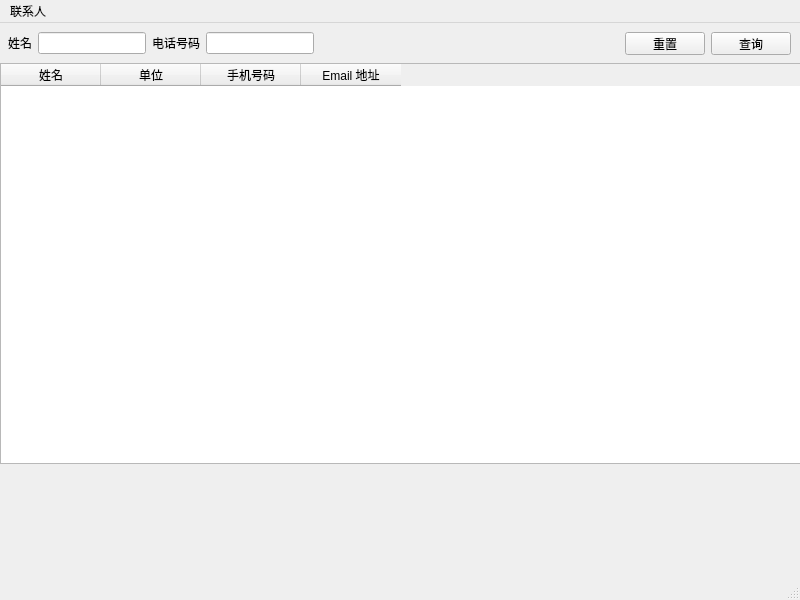
Before: the Qt Designer form mainwindow.ui in suxil/qt-contact-sys, drawn with Qt 5.
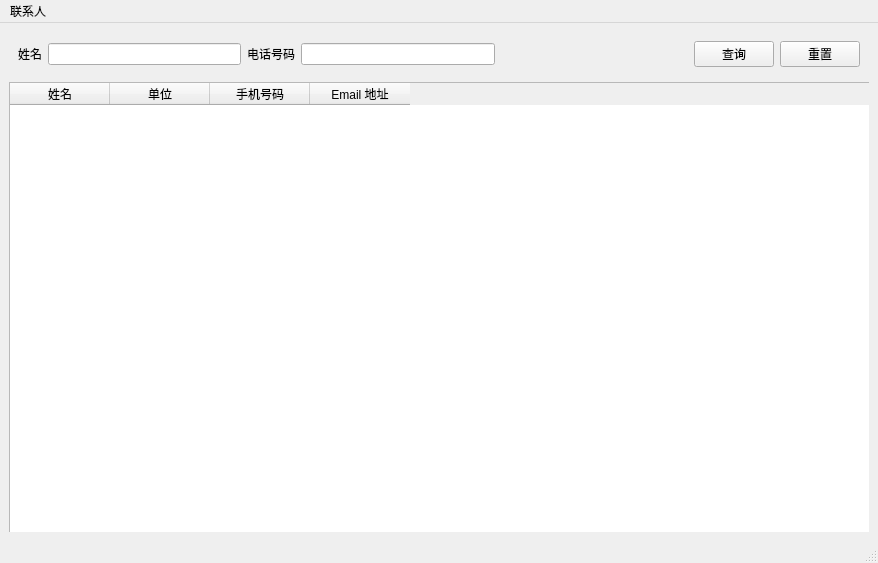
After: the same form once the commit is applied.

Diff of the .ui file:
```diff
--- a/mainwindow.ui
+++ b/mainwindow.ui
@@ -6,131 +6,68 @@
    <rect>
     <x>0</x>
     <y>0</y>
-    <width>800</width>
-    <height>600</height>
+    <width>878</width>
+    <height>563</height>
    </rect>
   </property>
+  <property name="sizePolicy">
+   <sizepolicy hsizetype="Maximum" vsizetype="Maximum">
+    <horstretch>0</horstretch>
+    <verstretch>0</verstretch>
+   </sizepolicy>
+  </property>
   <property name="windowTitle">
    <string>MainWindow</string>
   </property>
   <widget class="QWidget" name="centralwidget">
-   <widget class="QWidget" name="contentWidget" native="true">
-    <property name="geometry">
-     <rect>
-      <x>0</x>
-      <y>40</y>
-      <width>801</width>
-      <height>401</height>
-     </rect>
-    </property>
+   <property name="sizePolicy">
+    <sizepolicy hsizetype="Preferred" vsizetype="Preferred">
+     <horstretch>0</horstretch>
+     <verstretch>0</verstretch>
+    </sizepolicy>
+   </property>
+   <layout class="QVBoxLayout" name="verticalLayout">
+    <item>
+     <widget class="QWidget" name="widget" native="true">
     <property name="sizePolicy">
-     <sizepolicy hsizetype="Maximum" vsizetype="Maximum">
+       <sizepolicy hsizetype="Preferred" vsizetype="Fixed">
       <horstretch>0</horstretch>
       <verstretch>0</verstretch>
      </sizepolicy>
     </property>
     <layout class="QHBoxLayout" name="horizontalLayout_2">
+       <property name="spacing">
+        <number>6</number>
+       </property>
      <property name="leftMargin">
-      <number>0</number>
+        <number>9</number>
      </property>
      <property name="topMargin">
-      <number>0</number>
-     </property>
-     <property name="rightMargin">
-      <number>0</number>
+        <number>9</number>
      </property>
      <property name="bottomMargin">
-      <number>0</number>
+        <number>9</number>
      </property>
      <item>
-      <widget class="QTableWidget" name="tableWidget">
-       <column>
-        <property name="text">
-         <string>姓名</string>
-        </property>
-       </column>
-       <column>
-        <property name="text">
-         <string>单位</string>
-        </property>
-       </column>
-       <column>
-        <property name="text">
-         <string>手机号码</string>
-        </property>
-       </column>
-       <column>
-        <property name="text">
-         <string>Email 地址</string>
-        </property>
-       </column>
-      </widget>
-     </item>
-    </layout>
-   </widget>
-   <widget class="QWidget" name="widget_2" native="true">
-    <property name="geometry">
-     <rect>
-      <x>-1</x>
-      <y>0</y>
-      <width>801</width>
-      <height>41</height>
-     </rect>
-    </property>
-    <property name="sizePolicy">
-     <sizepolicy hsizetype="Maximum" vsizetype="Preferred">
-      <horstretch>0</horstretch>
-      <verstretch>0</verstretch>
-     </sizepolicy>
-    </property>
-    <layout class="QFormLayout" name="formLayout">
-     <property name="leftMargin">
-      <number>0</number>
-     </property>
-     <property name="topMargin">
-      <number>0</number>
-     </property>
-     <property name="rightMargin">
-      <number>0</number>
-     </property>
-     <property name="bottomMargin">
-      <number>0</number>
-     </property>
-     <item row="0" column="0">
-      <widget class="QWidget" name="searchWidget" native="true">
-       <property name="sizePolicy">
-        <sizepolicy hsizetype="Expanding" vsizetype="Preferred">
-         <horstretch>0</horstretch>
-         <verstretch>0</verstretch>
-        </sizepolicy>
-       </property>
-       <layout class="QGridLayout" name="gridLayout">
-        <item row="0" column="0">
          <widget class="QLabel" name="label">
           <property name="text">
            <string>姓名</string>
           </property>
          </widget>
         </item>
-        <item row="0" column="1">
+       <item>
          <widget class="QLineEdit" name="nameSearch"/>
         </item>
-        <item row="0" column="2">
+       <item>
          <widget class="QLabel" name="label_2">
           <property name="text">
            <string>电话号码</string>
           </property>
          </widget>
         </item>
-        <item row="0" column="3">
+       <item>
          <widget class="QLineEdit" name="phoneSearch"/>
         </item>
-       </layout>
-      </widget>
-     </item>
-     <item row="0" column="1">
-      <widget class="QWidget" name="widget" native="true">
-       <layout class="QHBoxLayout" name="horizontalLayout">
         <item>
          <spacer name="horizontalSpacer">
           <property name="orientation">
@@ -138,19 +75,12 @@
           </property>
           <property name="sizeHint" stdset="0">
            <size>
-            <width>40</width>
-            <height>20</height>
+           <width>192</width>
+           <height>17</height>
            </size>
           </property>
          </spacer>
         </item>
-        <item>
-         <widget class="QPushButton" name="resetBtn">
-          <property name="text">
-           <string>重置</string>
-          </property>
-         </widget>
-        </item>
         <item>
          <widget class="QPushButton" name="searchBtn">
           <property name="text">
@@ -158,18 +88,67 @@
           </property>
          </widget>
         </item>
-       </layout>
+       <item>
+        <widget class="QPushButton" name="resetBtn">
+         <property name="text">
+          <string>重置</string>
+         </property>
       </widget>
      </item>
     </layout>
    </widget>
+    </item>
+    <item>
+     <widget class="QWidget" name="widget_2" native="true">
+      <widget class="QTableWidget" name="tableWidget">
+       <property name="geometry">
+        <rect>
+         <x>0</x>
+         <y>0</y>
+         <width>861</width>
+         <height>451</height>
+        </rect>
+       </property>
+       <property name="sizePolicy">
+        <sizepolicy hsizetype="Expanding" vsizetype="Expanding">
+         <horstretch>0</horstretch>
+         <verstretch>0</verstretch>
+        </sizepolicy>
+       </property>
+       <property name="layoutDirection">
+        <enum>Qt::LeftToRight</enum>
+       </property>
+       <column>
+        <property name="text">
+         <string>姓名</string>
+        </property>
+       </column>
+       <column>
+        <property name="text">
+         <string>单位</string>
+        </property>
+       </column>
+       <column>
+        <property name="text">
+         <string>手机号码</string>
+        </property>
+       </column>
+       <column>
+        <property name="text">
+         <string>Email 地址</string>
+        </property>
+       </column>
+      </widget>
+     </widget>
+    </item>
+   </layout>
   </widget>
   <widget class="QMenuBar" name="menubar">
    <property name="geometry">
     <rect>
      <x>0</x>
      <y>0</y>
-     <width>800</width>
+     <width>878</width>
      <height>23</height>
     </rect>
    </property>
```
Lines whose indentation alone changed are shown as unchanged.
